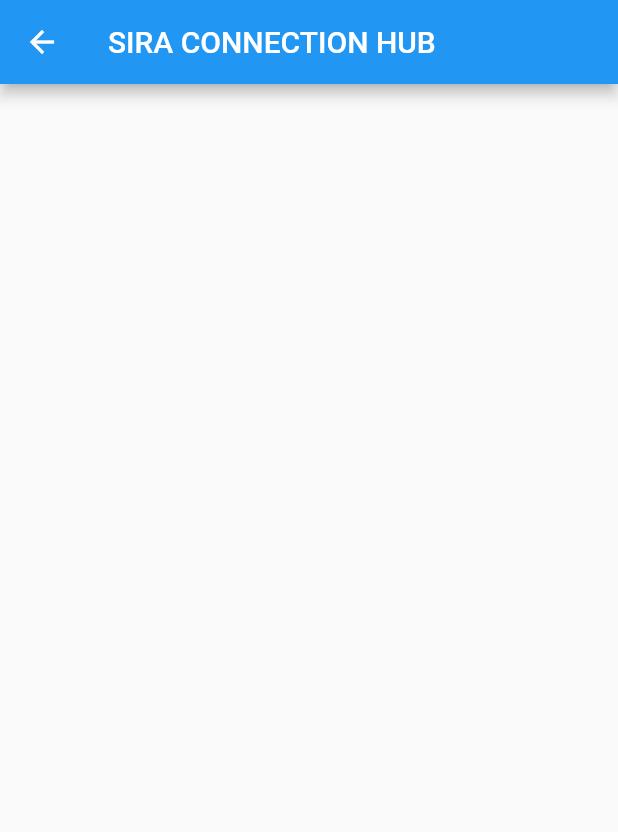
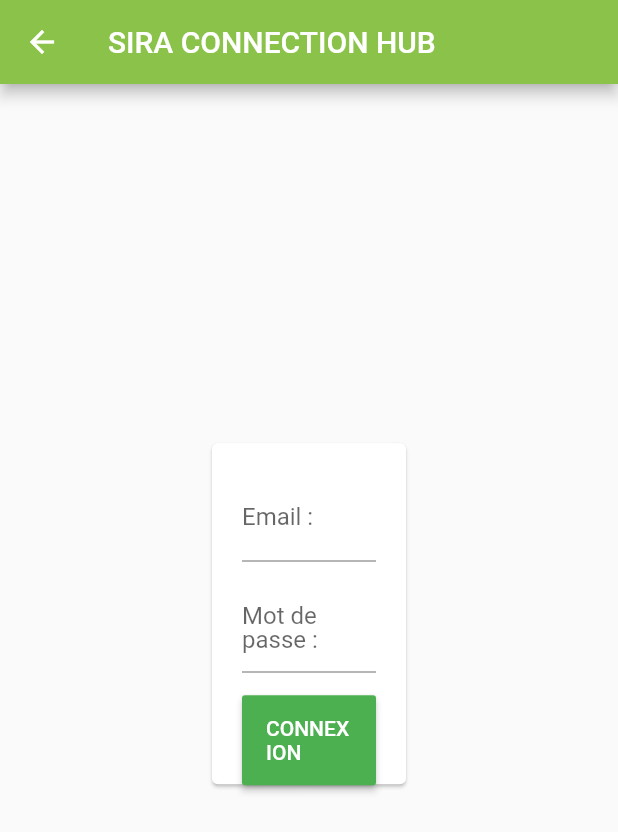
Before and after one commit to kennest/sira_base, a Flutter app: the LoginPage screen opened directly, on a phone screen of 412 x 824 dp. Shown: the top 832 px of the screen. Run offline on Flutter 3.47's test engine with Material 2 defaults, Android fonts, the light colour scheme and no system bars; drawn by our look-alikes of flutter_form_builder; our stand-ins replace dio, get, get_it, shared_preferences; missing offline and left inert: dio_http_cache, flutter_admin_scaffold; accounts and stored records are empty; statements that could not run were skipped.

Commit message:
Login Page redesigned

```diff
--- a/lib/pages/auth/login_page.dart
+++ b/lib/pages/auth/login_page.dart
@@ -1,4 +1,11 @@
 import 'package:flutter/material.dart';
+import 'package:flutter_form_builder/flutter_form_builder.dart';
+import 'package:get/get.dart';
+import 'package:get_it/get_it.dart';
+import 'package:sira_base/services/auth_service.dart';
+import 'package:sira_base/utilities/logger.dart';
+
+final getIt = GetIt.instance;
 
 class LoginPage extends StatefulWidget {
   const LoginPage({Key? key}) : super(key: key);
@@ -8,14 +15,102 @@ class LoginPage extends StatefulWidget {
 }
 
 class _LoginPageState extends State<LoginPage> {
+  final _formKey = GlobalKey<FormBuilderState>();
+  final continents = [
+    'Africa',
+    'Asia',
+    'Australia',
+    'Europe',
+    'North America',
+    'South America'
+  ];
+  @override
+  void initState() {
+    var authService = getIt.get<AuthService>();
+    authService.doLogin("");
+    // TODO: implement initState
+    super.initState();
+  }
+
   @override
   Widget build(BuildContext context) {
     return Scaffold(
-      appBar: AppBar(title: Text("SIRA CONNECTION HUB")),
-      body: SingleChildScrollView(
-          child: Column(
-        children: [],
-      )),
-    );
+        appBar: AppBar(
+          title: const Text("SIRA CONNECTION HUB"),
+          backgroundColor: Colors.lightGreen,
+        ),
+        body: Stack(
+          alignment: Alignment.center,
+          children: [
+            Positioned(
+                top: MediaQuery.of(context).size.height / 3.5,
+                left: MediaQuery.of(context).size.width / 3,
+                child: Align(
+                  alignment: Alignment.center,
+                  child: LimitedBox(
+                    maxHeight: MediaQuery.of(context).size.height / 3.5,
+                    maxWidth: MediaQuery.of(context).size.width / 3,
+                    child: Card(
+                      child: Padding(
+                          padding: const EdgeInsets.all(20),
+                          child: FormBuilder(
+                            key: _formKey,
+                            child: Column(
+                              children: <Widget>[
+                                FormBuilderTextField(
+                                  name: "Login",
+                                  autofocus: true,
+                                  decoration: const InputDecoration(
+                                      hintText: "Email",
+                                      label: Text("Email :")),
+                                ),
+                                const SizedBox(height: 15),
+                                FormBuilderTextField(
+                                  name: "Password",
+                                  obscureText: true,
+                                  decoration: const InputDecoration(
+                                      hintText: "Mot de passe",
+                                      label: Text("Mot de passe :")),
+                                ),
+                                const SizedBox(height: 15),
+                                Row(
+                                  children: <Widget>[
+                                    Expanded(
+                                      child: MaterialButton(
+                                        height: 60,
+                                        color: Theme.of(context)
+                                            .colorScheme
+                                            .secondary,
+                                        child: Text(
+                                          "Connexion".toUpperCase(),
+                                          style: const TextStyle(
+                                              color: Colors.white),
+                                        ),
+                                        onPressed: () async {
+                                          _formKey.currentState!.save();
+                                          if (_formKey.currentState!
+                                              .validate()) {
+                                            logInfo(
+                                                "${_formKey.currentState!.value}");
+                                            // await Get.snackbar(
+                                            //         "Form Submitted", "success")
+                                            //     .show();
+                                            Get.toNamed("/dashboard");
+                                          } else {
+                                            logError("validation failed");
+                                          }
+                                        },
+                                      ),
+                                    ),
+                                  ],
+                                ),
+                              ],
+                            ),
+                          )),
+                    ),
+                  ),
+                ))
+          ],
+        ));
   }
 }
--- a/lib/pages/my_scaffold.dart
+++ b/lib/pages/my_scaffold.dart
@@ -70,7 +70,7 @@ class MyScaffold extends StatelessWidget {
     return AdminScaffold(
       backgroundColor: Colors.white,
       appBar: AppBar(
-        title: const Text('Sample'),
+        title: const Text('SIRA BASE'),
         actions: [
           PopupMenuButton<AdminMenuItem>(
             child: const Icon(Icons.account_circle),
--- a/lib/providers/auth_provider.dart
+++ b/lib/providers/auth_provider.dart
@@ -0,0 +1,3 @@
+import 'package:flutter/material.dart';
+
+class AuthProvider extends ChangeNotifier {}
--- /dev/null
+++ b/lib/services/absctract_service.dart
@@ -0,0 +1,6 @@
+import 'package:get_it/get_it.dart';
+
+abstract class AbsctractService {
+  GetIt? getIt = GetIt.instance;
+  AbsctractService({this.getIt});
+}
--- a/lib/services/auth_service.dart
+++ b/lib/services/auth_service.dart
@@ -3,14 +3,17 @@
 import 'package:dio/dio.dart';
 import 'package:get_it/get_it.dart';
 import 'package:sira_base/utilities/dio_instance.dart';
-import 'package:sira_base/utilities/logger.dart';
 
-final getIt = GetIt.instance;
+import '../utilities/logger.dart';
+
+var getIt = GetIt.instance;
 
 class AuthService {
-  doLogin() async {
-    var dioInstance = getIt.get<DioInstance>().init();
+  doLogin(data) async {
+    Dio dioInstance = getIt.get<DioInstance>().init();
+    // var response = await dioInstance.get("https://kiwi.ci/api/v1/banners");
+    // logInfo(response.data.toString());
     await Future.delayed(Duration(seconds: 3));
-    logInfo("Authenticated successfuly");
+    logInfo("${toString()} Authenticated successfuly ");
   }
 }
--- /dev/null
+++ b/lib/services/data_service.dart
@@ -0,0 +1,7 @@
+import 'package:get_it/get_it.dart';
+import 'package:sira_base/utilities/dio_instance.dart';
+import 'package:sira_base/utilities/logger.dart';
+
+final getIt = GetIt.instance;
+
+class DataService {}
--- a/lib/utilities/dio_interceptor.dart
+++ b/lib/utilities/dio_interceptor.dart
@@ -22,7 +22,7 @@ class CustomInterceptors extends InterceptorsWrapper {
       options.headers["Authorization"] = "$token";
     }
     // options.headers["x-device"] = "Android";
-    options.headers["X-TOKEN"] = Constants.XTOKEN;
+    // options.headers["X-TOKEN"] = Constants.XTOKEN;
     options.headers["X-Plateform"] = "mobile";
     if (options.headers["Content-Type"] == null) {
       options.headers["Content-Type"] = "application/json";
--- a/pubspec.yaml
+++ b/pubspec.yaml
@@ -37,6 +37,9 @@ dependencies:
   flutter_admin_scaffold: ^1.1.1
   dio:
   google_fonts:
+  flutter_form_builder: ^7.1.1
+  form_builder_validators: ^8.1.1
+  form_builder_extra_fields: ^7.1.0
 
   # The following adds the Cupertino Icons font to your application.
   # Use with the CupertinoIcons class for iOS style icons.
```
Also changed, not shown: lib/main.dart (+16 -5 lines), lib/providers/enums.dart (added, +13 -0 lines), pubspec.lock, 2 other files.
